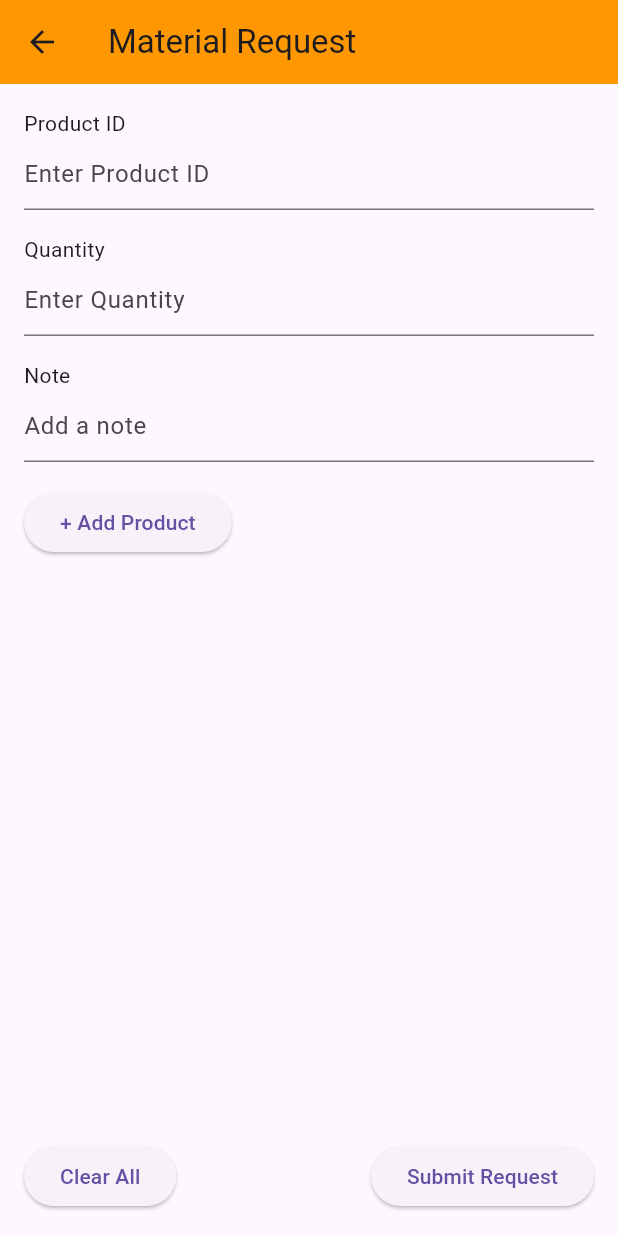
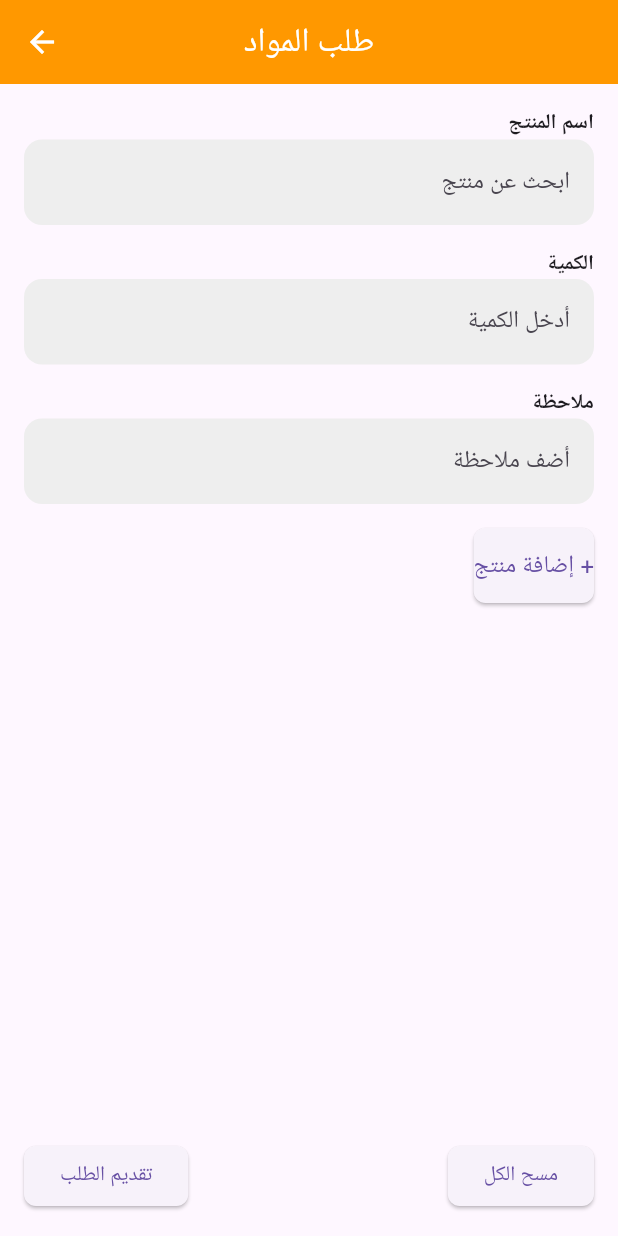
Before and after one commit to mohammadbakjaje/Warehouse, a Flutter app: the AddRequestPage screen opened by its route, on a phone screen of 412 x 824 dp. Run offline on Flutter 3.47's test engine with Material 3 defaults, Android fonts, the phone set to English and light mode, and no system bars; our stand-ins replace flutter_bloc, flutter_typeahead, get_storage, shared_preferences; accounts and stored records are empty.

```diff
--- a/lib/screens/Add request/add_request_page.dart
+++ b/lib/screens/Add request/add_request_page.dart
@@ -1,4 +1,5 @@
 import 'package:flutter/material.dart';
+import 'package:flutter_typeahead/flutter_typeahead.dart';
 
 class AddRequestPage extends StatefulWidget {
   static String id = "AddRequestPage";
@@ -7,90 +8,165 @@ class AddRequestPage extends StatefulWidget {
 }
 
 class _AddRequestPage extends State<AddRequestPage> {
-  final TextEditingController productIdController = TextEditingController();
+  final TextEditingController productNameController = TextEditingController();
   final TextEditingController quantityController = TextEditingController();
   final TextEditingController noteController = TextEditingController();
 
   List<Map<String, String>> productRequests = [];
 
-  // Function to add product to the list
+  // قائمة المنتجات لاستخدامها في البحث
+  List<String> products = ["منتج 1", "منتج 2", "منتج 3", "منتج 4"];
+
+  // دالة لإضافة منتج إلى القائمة
   void addProduct() {
     setState(() {
       productRequests.add({
-        'id': productIdController.text,
+        'product': productNameController.text,
         'quantity': quantityController.text,
         'note': noteController.text,
       });
 
-      // Clear the inputs
-      productIdController.clear();
+      // مسح الحقول بعد إضافة المنتج
+      productNameController.clear();
       quantityController.clear();
       noteController.clear();
     });
   }
 
-  // Function to clear all products in the list
+  // دالة لمسح جميع المنتجات في القائمة
   void clearAll() {
     setState(() {
       productRequests.clear();
     });
   }
 
+  // دالة لتصفية المنتجات أثناء الكتابة
+  List<String> _filterProducts(String query) {
+    return products
+        .where((product) => product.toLowerCase().contains(query.toLowerCase()))
+        .toList();
+  }
+
   @override
   Widget build(BuildContext context) {
     return Scaffold(
       appBar: AppBar(
-        title: Text("Material Request"),
+        foregroundColor: Colors.white,
+        centerTitle: true,
+        title: Text("طلب المواد"),
         backgroundColor: Colors.orange,
       ),
-      body: Padding(
+      body: Directionality(
+        textDirection: TextDirection.rtl,
+        child: Padding(
           padding: const EdgeInsets.all(16.0),
           child: Column(
             crossAxisAlignment: CrossAxisAlignment.start,
             children: [
-            Text('Product ID'),
-            TextField(
-              controller: productIdController,
-              decoration: InputDecoration(hintText: "Enter Product ID"),
+              // حقل إدخال اسم المنتج مع تنسيق يشبه الصورة
+              Text('اسم المنتج', style: TextStyle(fontWeight: FontWeight.bold)),
+              TypeAheadFormField(
+                textFieldConfiguration: TextFieldConfiguration(
+                  controller: productNameController,
+                  decoration: InputDecoration(
+                    hintText: "ابحث عن منتج",
+                    filled: true,
+                    fillColor: Colors.grey[200], // لون خلفية الحقل
+                    border: OutlineInputBorder(
+                      borderRadius: BorderRadius.circular(12),
+                      borderSide: BorderSide.none,
+                    ),
+                  ),
+                ),
+                suggestionsCallback: (pattern) {
+                  return _filterProducts(pattern);
+                },
+                itemBuilder: (context, suggestion) {
+                  return ListTile(
+                    title: Text(suggestion),
+                  );
+                },
+                onSuggestionSelected: (suggestion) {
+                  productNameController.text = suggestion;
+                },
               ),
               SizedBox(height: 16),
-            Text('Quantity'),
+
+              // حقل إدخال الكمية مع تصميم يشبه الصورة
+              Text('الكمية', style: TextStyle(fontWeight: FontWeight.bold)),
               TextField(
                 controller: quantityController,
-              decoration: InputDecoration(hintText: "Enter Quantity"),
+                decoration: InputDecoration(
+                  hintText: "أدخل الكمية",
+                  filled: true,
+                  fillColor: Colors.grey[200],
+                  border: OutlineInputBorder(
+                    borderRadius: BorderRadius.circular(12),
+                    borderSide: BorderSide.none,
+                  ),
+                  suffixText: 'pcs',
+                ),
                 keyboardType: TextInputType.number,
               ),
               SizedBox(height: 16),
-            Text('Note'),
+
+              // حقل ملاحظة مع تنسيق مشابه للصورة
+              Text('ملاحظة', style: TextStyle(fontWeight: FontWeight.bold)),
               TextField(
                 controller: noteController,
-              decoration: InputDecoration(hintText: "Add a note"),
+                decoration: InputDecoration(
+                  hintText: "أضف ملاحظة",
+                  filled: true,
+                  fillColor: Colors.grey[200],
+                  border: OutlineInputBorder(
+                    borderRadius: BorderRadius.circular(12),
+                    borderSide: BorderSide.none,
+                  ),
+                ),
               ),
               SizedBox(height: 16),
+
+              // زر إضافة منتج مع تصميم مشابه للصورة
               ElevatedButton(
                 onPressed: addProduct,
-              child: Text("+ Add Product"),
+                child: Text("+ إضافة منتج"),
+                style: ElevatedButton.styleFrom(
+                  padding: EdgeInsets.symmetric(vertical: 14),
+                  shape: RoundedRectangleBorder(
+                    borderRadius: BorderRadius.circular(8),
+                  ),
+                  textStyle: TextStyle(fontSize: 16),
+                ),
               ),
               SizedBox(height: 16),
+
+              // عرض المنتجات المضافة مع تصميم مشابه للصورة
               Expanded(
                 child: ListView.builder(
                   itemCount: productRequests.length,
                   itemBuilder: (context, index) {
                     return Card(
                       margin: EdgeInsets.symmetric(vertical: 8),
+                      shape: RoundedRectangleBorder(
+                        borderRadius: BorderRadius.circular(12),
+                      ),
+                      elevation: 4,
                       child: ListTile(
-                      title:
-                          Text('Product ID: ${productRequests[index]["id"]}'),
+                        contentPadding: EdgeInsets.all(16),
+                        title: Text(
+                          'اسم المنتج: ${productRequests[index]["product"]}',
+                          style: TextStyle(fontWeight: FontWeight.bold),
+                        ),
                         subtitle: Column(
                           crossAxisAlignment: CrossAxisAlignment.start,
                           children: [
                             Text(
-                              'Quantity: ${productRequests[index]["quantity"]}'),
-                          Text('Note: ${productRequests[index]["note"]}'),
+                                'الكمية: ${productRequests[index]["quantity"]} pcs'),
+                            Text('ملاحظة: ${productRequests[index]["note"]}'),
                           ],
                         ),
                         trailing: IconButton(
-                        icon: Icon(Icons.delete),
+                          icon: Icon(Icons.delete, color: Colors.red),
                           onPressed: () {
                             setState(() {
                               productRequests.removeAt(index);
@@ -102,25 +178,35 @@ class _AddRequestPage extends State<AddRequestPage> {
                   },
                 ),
               ),
+
+              // الأزرار لتقديم الطلب أو مسح الكل
               Row(
                 mainAxisAlignment: MainAxisAlignment.spaceBetween,
                 children: [
                   ElevatedButton(
                     onPressed: clearAll,
-                  child: Text('Clear All'),
-                  style: ElevatedButton.styleFrom(),
+                    child: Text('مسح الكل'),
+                    style: ElevatedButton.styleFrom(
+                      shape: RoundedRectangleBorder(
+                          borderRadius: BorderRadius.circular(8)),
+                    ),
                   ),
                   ElevatedButton(
                     onPressed: () {
-                    // You can handle the submission logic here
+                      // منطق تقديم الطلب هنا
                     },
-                  child: Text('Submit Request'),
+                    child: Text('تقديم الطلب'),
+                    style: ElevatedButton.styleFrom(
+                      shape: RoundedRectangleBorder(
+                          borderRadius: BorderRadius.circular(8)),
+                    ),
                   ),
                 ],
               ),
             ],
           ),
         ),
+      ),
     );
   }
 }
--- a/pubspec.yaml
+++ b/pubspec.yaml
@@ -39,6 +39,7 @@ dependencies:
   http: ^1.2.2
   flutter_bloc: ^9.1.1
   get_storage: ^2.1.1
+  flutter_typeahead: ^4.0.0
 
 dev_dependencies:
   flutter_test:
```
Also changed, not shown: pubspec.lock. Lines whose indentation alone changed are shown as unchanged.
